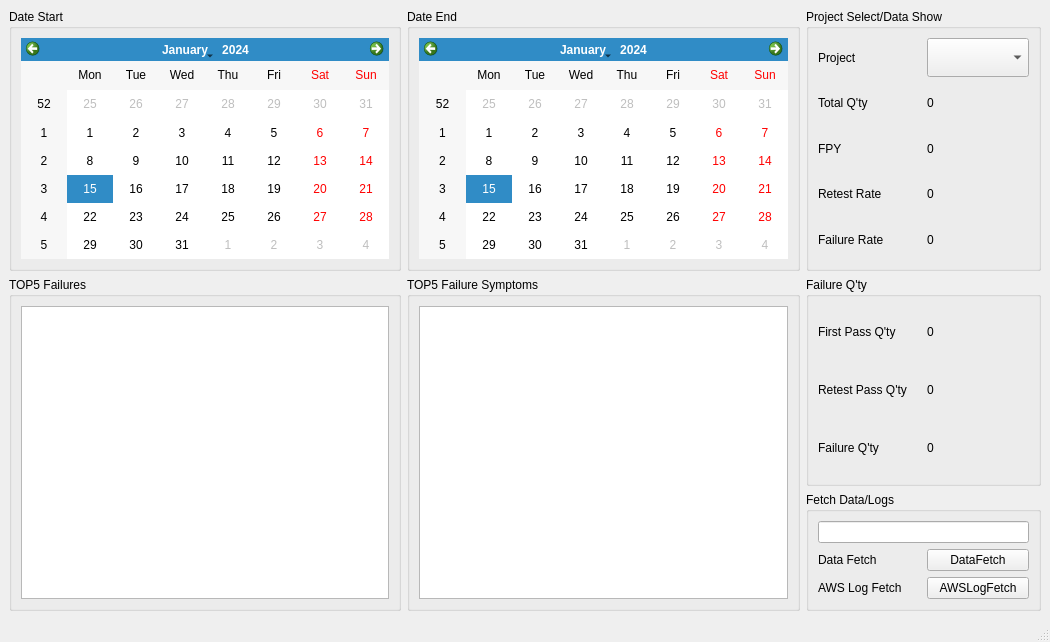
First picture: the form in fpy_monitor.ui, repository Tresordie/lyft_fpy_monitor, before the edit.
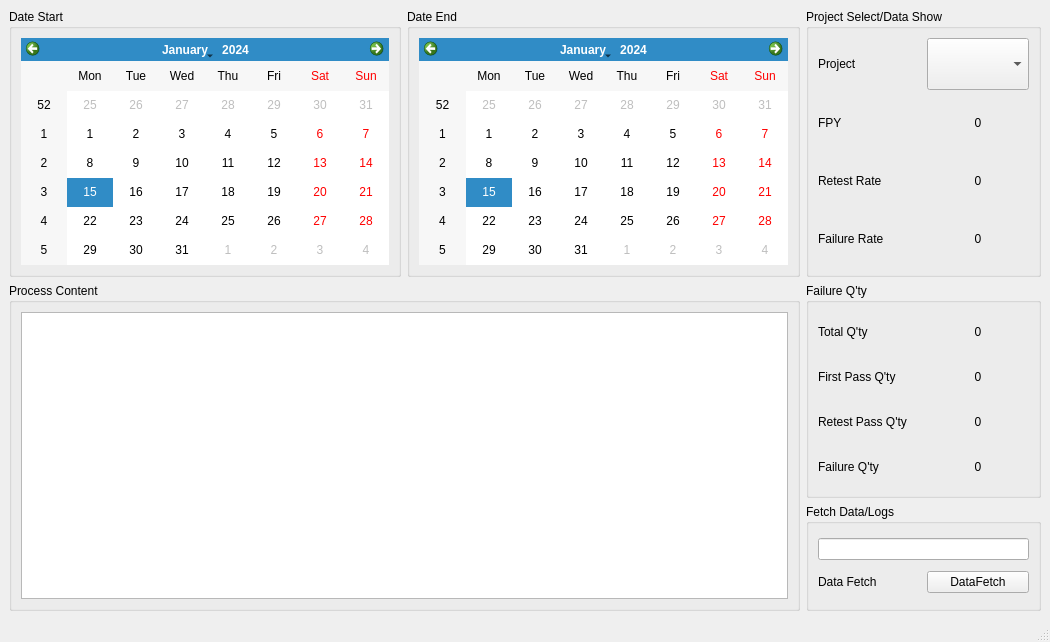
Second picture: the form after the edit. Custom widgets are drawn as their Qt base class.

```diff
--- a/fpy_monitor.ui
+++ b/fpy_monitor.ui
@@ -62,20 +62,6 @@
          </property>
         </widget>
        </item>
-       <item row="1" column="0">
-        <widget class="QLabel" name="label_2">
-         <property name="text">
-          <string>Total Q'ty</string>
-         </property>
-        </widget>
-       </item>
-       <item row="1" column="1">
-        <widget class="QLabel" name="label_3">
-         <property name="text">
-          <string>0</string>
-         </property>
-        </widget>
-       </item>
        <item row="2" column="0">
         <widget class="QLabel" name="label_4">
          <property name="text">
@@ -88,6 +74,9 @@
          <property name="text">
           <string>0</string>
          </property>
+         <property name="alignment">
+          <set>Qt::AlignCenter</set>
+         </property>
         </widget>
        </item>
        <item row="3" column="0">
@@ -102,6 +91,9 @@
          <property name="text">
           <string>0</string>
          </property>
+         <property name="alignment">
+          <set>Qt::AlignCenter</set>
+         </property>
         </widget>
        </item>
        <item row="4" column="0">
@@ -116,81 +108,86 @@
          <property name="text">
           <string>0</string>
          </property>
+         <property name="alignment">
+          <set>Qt::AlignCenter</set>
+         </property>
         </widget>
        </item>
       </layout>
      </widget>
     </item>
-    <item row="1" column="0" rowspan="2">
-     <widget class="QGroupBox" name="groupBox_4">
-      <property name="title">
-       <string>TOP5 Failures</string>
-      </property>
-      <layout class="QVBoxLayout" name="verticalLayout">
-       <item>
-        <widget class="PlotWidget" name="graphicsView"/>
-       </item>
-      </layout>
-     </widget>
-    </item>
-    <item row="1" column="1" rowspan="2">
-     <widget class="QGroupBox" name="groupBox_5">
-      <property name="title">
-       <string>TOP5 Failure Symptoms</string>
-      </property>
-      <layout class="QGridLayout" name="gridLayout_5">
-       <item row="0" column="0">
-        <widget class="QTextBrowser" name="textBrowser"/>
-       </item>
-      </layout>
-     </widget>
-    </item>
     <item row="1" column="2">
      <widget class="QGroupBox" name="groupBox_6">
       <property name="title">
        <string>Failure Q'ty</string>
       </property>
       <layout class="QGridLayout" name="gridLayout_3">
-       <item row="0" column="0">
+       <item row="3" column="1">
+        <widget class="QLabel" name="label_30">
+         <property name="text">
+          <string>0</string>
+         </property>
+         <property name="alignment">
+          <set>Qt::AlignCenter</set>
+         </property>
+        </widget>
+       </item>
+       <item row="2" column="1">
+        <widget class="QLabel" name="label_29">
+         <property name="text">
+          <string>0</string>
+         </property>
+         <property name="alignment">
+          <set>Qt::AlignCenter</set>
+         </property>
+        </widget>
+       </item>
+       <item row="1" column="0">
         <widget class="QLabel" name="label_26">
          <property name="text">
           <string>First Pass Q'ty</string>
          </property>
         </widget>
        </item>
-       <item row="0" column="1">
+       <item row="1" column="1">
         <widget class="QLabel" name="label_32">
          <property name="text">
           <string>0</string>
          </property>
+         <property name="alignment">
+          <set>Qt::AlignCenter</set>
+         </property>
         </widget>
        </item>
-       <item row="1" column="0">
+       <item row="2" column="0">
         <widget class="QLabel" name="label_33">
          <property name="text">
           <string>Retest Pass Q'ty</string>
          </property>
         </widget>
        </item>
-       <item row="1" column="1">
-        <widget class="QLabel" name="label_29">
-         <property name="text">
-          <string>0</string>
-         </property>
-        </widget>
-       </item>
-       <item row="2" column="0">
+       <item row="3" column="0">
         <widget class="QLabel" name="label_27">
          <property name="text">
           <string>Failure Q'ty</string>
          </property>
         </widget>
        </item>
-       <item row="2" column="1">
-        <widget class="QLabel" name="label_30">
+       <item row="0" column="0">
+        <widget class="QLabel" name="label_2">
+         <property name="text">
+          <string>Total Q'ty</string>
+         </property>
+        </widget>
+       </item>
+       <item row="0" column="1">
+        <widget class="QLabel" name="label_3">
          <property name="text">
           <string>0</string>
          </property>
+         <property name="alignment">
+          <set>Qt::AlignCenter</set>
+         </property>
         </widget>
        </item>
       </layout>
@@ -201,10 +198,7 @@
       <property name="title">
        <string>Fetch Data/Logs</string>
       </property>
-      <layout class="QGridLayout" name="gridLayout_4" rowstretch="0,0,0">
-       <item row="0" column="0" colspan="2">
-        <widget class="QLineEdit" name="lineEdit"/>
-       </item>
+      <layout class="QGridLayout" name="gridLayout_4" rowstretch="0,0">
        <item row="1" column="0">
         <widget class="QLabel" name="label_34">
          <property name="text">
@@ -212,6 +206,9 @@
          </property>
         </widget>
        </item>
+       <item row="0" column="0" colspan="2">
+        <widget class="QLineEdit" name="lineEdit"/>
+       </item>
        <item row="1" column="1">
         <widget class="QPushButton" name="pushButton">
          <property name="text">
@@ -219,19 +216,17 @@
          </property>
         </widget>
        </item>
-       <item row="2" column="0">
-        <widget class="QLabel" name="label_35">
-         <property name="text">
-          <string>AWS Log Fetch</string>
-         </property>
-        </widget>
-       </item>
-       <item row="2" column="1">
-        <widget class="QPushButton" name="pushButton_2">
-         <property name="text">
-          <string>AWSLogFetch</string>
-         </property>
-        </widget>
+      </layout>
+     </widget>
+    </item>
+    <item row="1" column="0" rowspan="2" colspan="2">
+     <widget class="QGroupBox" name="groupBox_4">
+      <property name="title">
+       <string>Process Content</string>
+      </property>
+      <layout class="QVBoxLayout" name="verticalLayout">
+       <item>
+        <widget class="QTextBrowser" name="textBrowser"/>
        </item>
       </layout>
      </widget>
@@ -250,13 +245,6 @@
   </widget>
   <widget class="QStatusBar" name="statusbar"/>
  </widget>
- <customwidgets>
-  <customwidget>
-   <class>PlotWidget</class>
-   <extends>QGraphicsView</extends>
-   <header>pyqtgraph.h</header>
-  </customwidget>
- </customwidgets>
  <resources/>
  <connections/>
 </ui>
```
